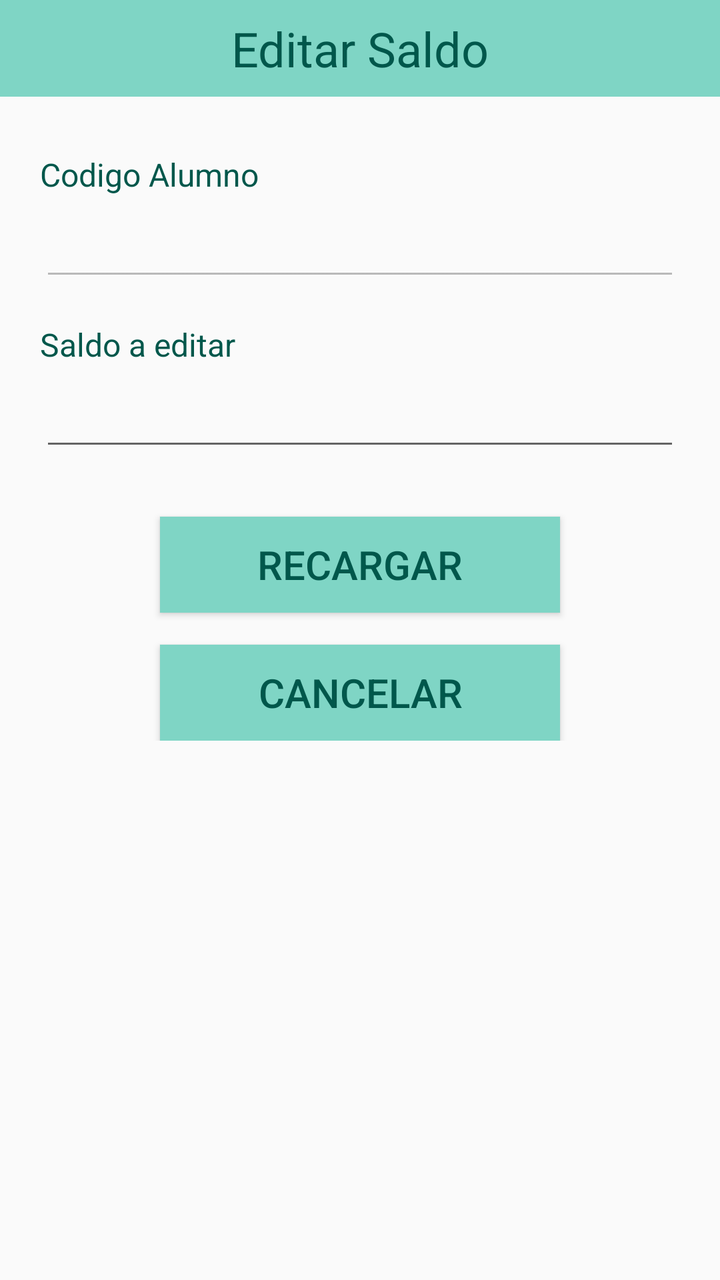
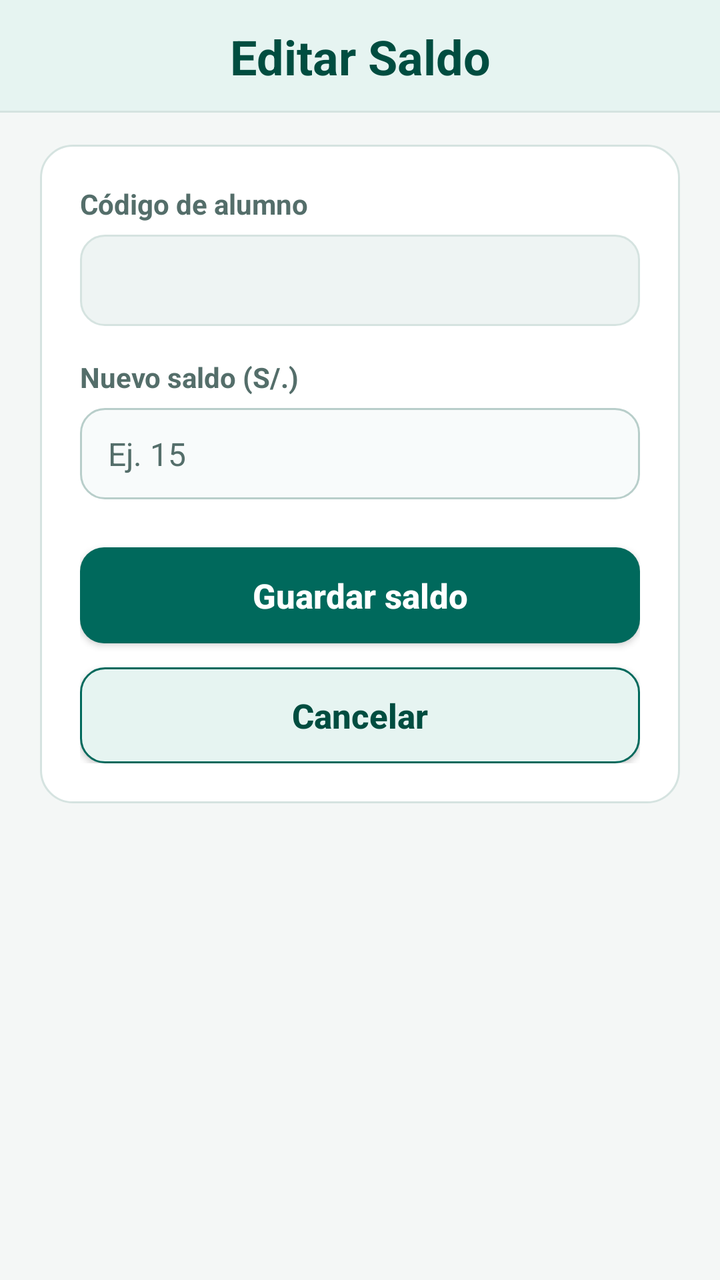

Before-and-after screenshots of an Android layout around one commit, followed by the original layout XML and the change that was made.
<!-- AndroidManifest.xml: application theme AppTheme -->
<!-- res/layout/fragment_fragmento_secretaria_alumno_saldo_editar.xml -->
<?xml version="1.0" encoding="utf-8"?>
<LinearLayout xmlns:android="http://schemas.android.com/apk/res/android"
    xmlns:app="http://schemas.android.com/apk/res-auto"
    xmlns:tools="http://schemas.android.com/tools"
    android:layout_width="match_parent"
    android:layout_height="match_parent"
    android:orientation="vertical"
    tools:context=".fragmento_secretaria.fragmento_secretaria_alumno_saldo_editar">

    <TextView
        android:id="@+id/textView17"
        android:layout_width="match_parent"
        android:layout_height="wrap_content"
        android:background="#7FD5C5"
        android:gravity="center_horizontal"
        android:paddingVertical="8dp"
        android:text="Editar Saldo"
        android:textColor="@color/colorPrimaryDark"
        android:textSize="@dimen/header_text_size" />

    <ScrollView
        android:layout_width="match_parent"
        android:layout_height="0dp"
        android:layout_weight="1"
        android:fillViewport="true">

        <androidx.constraintlayout.widget.ConstraintLayout
            android:layout_width="match_parent"
            android:layout_height="wrap_content"
            android:paddingStart="@dimen/screen_padding_horizontal"
            android:paddingTop="@dimen/screen_padding_vertical"
            android:paddingEnd="@dimen/screen_padding_horizontal"
            android:paddingBottom="@dimen/screen_padding_vertical">

            <LinearLayout
                android:layout_width="0dp"
                android:layout_height="wrap_content"
                android:orientation="vertical"
                app:layout_constraintEnd_toEndOf="parent"
                app:layout_constraintStart_toStartOf="parent"
                app:layout_constraintTop_toTopOf="parent"
                app:layout_constraintWidth_max="@dimen/content_max_width">

                <TextView
                    android:id="@+id/textView12"
                    android:layout_width="match_parent"
                    android:layout_height="wrap_content"
                    android:layout_marginTop="12dp"
                    android:text="Codigo Alumno"
                    android:textColor="@color/colorPrimaryDark"
                    android:textSize="@dimen/label_text_size" />

                <EditText
                    android:id="@+id/alum_codigo"
                    android:layout_width="match_parent"
                    android:layout_height="wrap_content"
                    android:layout_marginTop="6dp"
                    android:ems="10"
                    android:enabled="false"
                    android:inputType="number"
                    android:maxLength="10" />

                <TextView
                    android:id="@+id/textView13"
                    android:layout_width="match_parent"
                    android:layout_height="wrap_content"
                    android:layout_marginTop="@dimen/form_section_spacing"
                    android:text="Saldo a editar"
                    android:textColor="@color/colorPrimaryDark"
                    android:textSize="@dimen/label_text_size" />

                <EditText
                    android:id="@+id/alum_saldo"
                    android:layout_width="match_parent"
                    android:layout_height="wrap_content"
                    android:layout_marginTop="6dp"
                    android:ems="10"
                    android:inputType="number"
                    android:maxLength="3" />

                <Button
                    android:id="@+id/btn_recargar"
                    android:layout_width="@dimen/button_width"
                    android:layout_height="wrap_content"
                    android:layout_gravity="center_horizontal"
                    android:layout_marginTop="28dp"
                    android:background="#7FD5C5"
                    android:text="Recargar"
                    android:textColor="@color/colorPrimaryDark"
                    android:textSize="20sp" />

                <Button
                    android:id="@+id/btn_cancelar"
                    android:layout_width="@dimen/button_width"
                    android:layout_height="wrap_content"
                    android:layout_gravity="center_horizontal"
                    android:layout_marginTop="16dp"
                    android:background="#7FD5C5"
                    android:text="Cancelar"
                    android:textColor="@color/colorPrimaryDark"
                    android:textSize="20sp" />

            </LinearLayout>

        </androidx.constraintlayout.widget.ConstraintLayout>

    </ScrollView>

</LinearLayout>
<!-- resources referenced by this layout -->
<resources>
  <color name="colorPrimaryDark">#00574B</color>
  <dimen name="button_width">200dp</dimen>
  <dimen name="label_text_size">16sp</dimen>
  <style name="AppTheme" parent="Theme.AppCompat.Light.DarkActionBar">
          
          <item name="colorPrimary">@color/colorPrimary</item>
          <item name="colorPrimaryDark">@color/colorPrimaryDark</item>
          <item name="colorAccent">@color/colorAccent</item>
      </style>
  <color name="colorPrimary">#8BD8D0</color>
  <color name="colorAccent">#D81B60</color>
  <!-- unchanged entries left out for length: 5 -->
</resources>

<!-- the commit's change to res/layout/fragment_fragmento_secretaria_alumno_saldo_editar.xml (unified diff, before → after) -->
@@ -4,19 +4,14 @@
     xmlns:tools="http://schemas.android.com/tools"
     android:layout_width="match_parent"
     android:layout_height="match_parent"
+    android:background="@color/bgScreen"
     android:orientation="vertical"
     tools:context=".fragmento_secretaria.fragmento_secretaria_alumno_saldo_editar">
 
     <TextView
         android:id="@+id/textView17"
-        android:layout_width="match_parent"
-        android:layout_height="wrap_content"
-        android:background="#7FD5C5"
-        android:gravity="center_horizontal"
-        android:paddingVertical="8dp"
-        android:text="Editar Saldo"
-        android:textColor="@color/colorPrimaryDark"
-        android:textSize="@dimen/header_text_size" />
+        style="@style/ComedorSectionHeader"
+        android:text="Editar Saldo" />
 
     <ScrollView
         android:layout_width="match_parent"
@@ -33,6 +28,7 @@
             android:paddingBottom="@dimen/screen_padding_vertical">
 
             <LinearLayout
+                style="@style/ComedorCard"
                 android:layout_width="0dp"
                 android:layout_height="wrap_content"
                 android:orientation="vertical"
@@ -43,15 +39,12 @@
 
                 <TextView
                     android:id="@+id/textView12"
-                    android:layout_width="match_parent"
-                    android:layout_height="wrap_content"
-                    android:layout_marginTop="12dp"
-                    android:text="Codigo Alumno"
-                    android:textColor="@color/colorPrimaryDark"
-                    android:textSize="@dimen/label_text_size" />
+                    style="@style/ComedorFieldLabel"
+                    android:text="Código de alumno" />
 
                 <EditText
                     android:id="@+id/alum_codigo"
+                    style="@style/ComedorInput"
                     android:layout_width="match_parent"
                     android:layout_height="wrap_content"
                     android:layout_marginTop="6dp"
@@ -62,43 +55,36 @@
 
                 <TextView
                     android:id="@+id/textView13"
-                    android:layout_width="match_parent"
-                    android:layout_height="wrap_content"
+                    style="@style/ComedorFieldLabel"
                     android:layout_marginTop="@dimen/form_section_spacing"
-                    android:text="Saldo a editar"
-                    android:textColor="@color/colorPrimaryDark"
-                    android:textSize="@dimen/label_text_size" />
+                    android:text="Nuevo saldo (S/.)" />
 
                 <EditText
                     android:id="@+id/alum_saldo"
+                    style="@style/ComedorInput"
                     android:layout_width="match_parent"
                     android:layout_height="wrap_content"
                     android:layout_marginTop="6dp"
                     android:ems="10"
+                    android:hint="Ej. 15"
                     android:inputType="number"
                     android:maxLength="3" />
 
                 <Button
                     android:id="@+id/btn_recargar"
-                    android:layout_width="@dimen/button_width"
+                    style="@style/ComedorButtonPrimary"
+                    android:layout_width="match_parent"
                     android:layout_height="wrap_content"
-                    android:layout_gravity="center_horizontal"
-                    android:layout_marginTop="28dp"
-                    android:background="#7FD5C5"
-                    android:text="Recargar"
-                    android:textColor="@color/colorPrimaryDark"
-                    android:textSize="20sp" />
+                    android:layout_marginTop="24dp"
+                    android:text="Guardar saldo" />
 
                 <Button
                     android:id="@+id/btn_cancelar"
-                    android:layout_width="@dimen/button_width"
+                    style="@style/ComedorButtonSecondary"
+                    android:layout_width="match_parent"
                     android:layout_height="wrap_content"
-                    android:layout_gravity="center_horizontal"
-                    android:layout_marginTop="16dp"
-                    android:background="#7FD5C5"
-                    android:text="Cancelar"
-                    android:textColor="@color/colorPrimaryDark"
-                    android:textSize="20sp" />
+                    android:layout_marginTop="12dp"
+                    android:text="Cancelar" />
 
             </LinearLayout>
 
<!-- resource entries referenced after the edit -->
@@ -1,16 +1,177 @@
 <!-- resources referenced by this layout -->
 <resources>
-  <color name="colorPrimaryDark">#00574B</color>
-  <dimen name="button_width">200dp</dimen>
-  <dimen name="label_text_size">16sp</dimen>
+  <color name="bgScreen">#F4F7F6</color>
+  <style name="ComedorButtonPrimary">
+          <item name="android:background">@drawable/bg_btn_primary</item>
+          <item name="android:minHeight">48dp</item>
+          <item name="android:paddingStart">20dp</item>
+          <item name="android:paddingEnd">20dp</item>
+          <item name="android:paddingTop">10dp</item>
+          <item name="android:paddingBottom">10dp</item>
+          <item name="android:textAllCaps">false</item>
+          <item name="android:textColor">@color/textOnPrimary</item>
+          <item name="android:textSize">17sp</item>
+          <item name="android:textStyle">bold</item>
+      </style>
+  <style name="ComedorButtonSecondary">
+          <item name="android:background">@drawable/bg_btn_secondary</item>
+          <item name="android:minHeight">48dp</item>
+          <item name="android:paddingStart">20dp</item>
+          <item name="android:paddingEnd">20dp</item>
+          <item name="android:paddingTop">10dp</item>
+          <item name="android:paddingBottom">10dp</item>
+          <item name="android:textAllCaps">false</item>
+          <item name="android:textColor">@color/colorPrimaryDark</item>
+          <item name="android:textSize">17sp</item>
+          <item name="android:textStyle">bold</item>
+      </style>
+  <style name="ComedorCard">
+          <item name="android:background">@drawable/bg_card</item>
+          <item name="android:padding">20dp</item>
+      </style>
+  <style name="ComedorFieldLabel">
+          <item name="android:layout_width">match_parent</item>
+          <item name="android:layout_height">wrap_content</item>
+          <item name="android:textColor">@color/textSecondary</item>
+          <item name="android:textSize">14sp</item>
+          <item name="android:textStyle">bold</item>
+      </style>
+  <style name="ComedorInput">
+          <item name="android:background">@drawable/bg_input</item>
+          <item name="android:paddingStart">14dp</item>
+          <item name="android:paddingEnd">14dp</item>
+          <item name="android:paddingTop">12dp</item>
+          <item name="android:paddingBottom">12dp</item>
+          <item name="android:textColor">@color/textPrimary</item>
+          <item name="android:textColorHint">@color/textSecondary</item>
+          <item name="android:textSize">@dimen/body_text_size</item>
+      </style>
+  <style name="ComedorSectionHeader">
+          <item name="android:layout_width">match_parent</item>
+          <item name="android:layout_height">wrap_content</item>
+          <item name="android:background">@drawable/bg_header_banner</item>
+          <item name="android:gravity">center_horizontal</item>
+          <item name="android:paddingTop">12dp</item>
+          <item name="android:paddingBottom">12dp</item>
+          <item name="android:paddingStart">16dp</item>
+          <item name="android:paddingEnd">16dp</item>
+          <item name="android:textColor">@color/colorPrimaryDark</item>
+          <item name="android:textSize">@dimen/header_text_size</item>
+          <item name="android:textStyle">bold</item>
+      </style>
+  <color name="colorPrimaryDark">#004D40</color>
+  <!-- drawable bg_card (drawable) -->
+  <?xml version="1.0" encoding="utf-8"?>
+  <shape xmlns:android="http://schemas.android.com/apk/res/android"
+      android:shape="rectangle">
+      <solid android:color="@color/bgCard" />
+      <corners android:radius="16dp" />
+      <stroke
+          android:width="1dp"
+          android:color="@color/borderCard" />
+  </shape>
+  <color name="textSecondary">#546E6A</color>
+  <!-- drawable bg_input (drawable) -->
+  <?xml version="1.0" encoding="utf-8"?>
+  <selector xmlns:android="http://schemas.android.com/apk/res/android">
+      <item android:state_enabled="false">
+          <shape android:shape="rectangle">
+              <solid android:color="@color/bgInputDisabled" />
+              <corners android:radius="12dp" />
+              <stroke android:width="1dp" android:color="@color/borderCard" />
+          </shape>
+      </item>
+      <item android:state_focused="true">
+          <shape android:shape="rectangle">
+              <solid android:color="@color/bgCard" />
+              <corners android:radius="12dp" />
+              <stroke android:width="2dp" android:color="@color/colorAccent" />
+          </shape>
+      </item>
+      <item>
+          <shape android:shape="rectangle">
+              <solid android:color="@color/bgInput" />
+              <corners android:radius="12dp" />
+              <stroke android:width="1dp" android:color="@color/borderInput" />
+          </shape>
+      </item>
+  </selector>
+  <color name="textPrimary">#162B28</color>
+  <dimen name="body_text_size">16sp</dimen>
+  <!-- drawable bg_header_banner (drawable) -->
+  <?xml version="1.0" encoding="utf-8"?>
+  <layer-list xmlns:android="http://schemas.android.com/apk/res/android">
+      <item>
+          <shape android:shape="rectangle">
+              <solid android:color="@color/borderCard" />
+          </shape>
+      </item>
+      <item android:bottom="1dp">
+          <shape android:shape="rectangle">
+              <solid android:color="@color/bgSurfaceSoft" />
+          </shape>
+      </item>
+  </layer-list>
   <style name="AppTheme" parent="Theme.AppCompat.Light.DarkActionBar">
-          
           <item name="colorPrimary">@color/colorPrimary</item>
           <item name="colorPrimaryDark">@color/colorPrimaryDark</item>
           <item name="colorAccent">@color/colorAccent</item>
+          <item name="android:windowBackground">@color/bgScreen</item>
+          <item name="android:textColorPrimary">@color/textPrimary</item>
+          <item name="android:textColorSecondary">@color/textSecondary</item>
       </style>
-  <color name="colorPrimary">#8BD8D0</color>
-  <color name="colorAccent">#D81B60</color>
+  <!-- drawable bg_btn_primary (drawable) -->
+  <?xml version="1.0" encoding="utf-8"?>
+  <selector xmlns:android="http://schemas.android.com/apk/res/android">
+      <item android:state_enabled="false">
+          <shape android:shape="rectangle">
+              <solid android:color="@color/btnPrimaryDisabled" />
+              <corners android:radius="12dp" />
+          </shape>
+      </item>
+      <item android:state_pressed="true">
+          <shape android:shape="rectangle">
+              <solid android:color="@color/btnPrimaryPressed" />
+              <corners android:radius="12dp" />
+          </shape>
+      </item>
+      <item>
+          <shape android:shape="rectangle">
+              <solid android:color="@color/colorPrimary" />
+              <corners android:radius="12dp" />
+          </shape>
+      </item>
+  </selector>
+  <color name="textOnPrimary">#FFFFFF</color>
+  <!-- drawable bg_btn_secondary (drawable) -->
+  <?xml version="1.0" encoding="utf-8"?>
+  <selector xmlns:android="http://schemas.android.com/apk/res/android">
+      <item android:state_pressed="true">
+          <shape android:shape="rectangle">
+              <solid android:color="@color/btnSecondaryPressed" />
+              <corners android:radius="12dp" />
+              <stroke android:width="1dp" android:color="@color/colorPrimary" />
+          </shape>
+      </item>
+      <item>
+          <shape android:shape="rectangle">
+              <solid android:color="@color/bgSurfaceSoft" />
+              <corners android:radius="12dp" />
+              <stroke android:width="1dp" android:color="@color/colorPrimary" />
+          </shape>
+      </item>
+  </selector>
+  <color name="colorPrimary">#00695C</color>
+  <color name="colorAccent">#00897B</color>
+  <color name="btnPrimaryDisabled">#B0C4C1</color>
+  <color name="btnPrimaryPressed">#004D40</color>
+  <color name="btnSecondaryPressed">#D0EAE4</color>
+  <color name="bgSurfaceSoft">#E6F4F1</color>
+  <color name="bgCard">#FFFFFF</color>
+  <color name="borderCard">#D5E3E0</color>
+  <color name="bgInputDisabled">#EEF4F3</color>
+  <color name="bgInput">#F8FBFB</color>
+  <color name="borderInput">#B8CECA</color>
   <!-- unchanged entries left out for length: 5 -->
 </resources>
 
